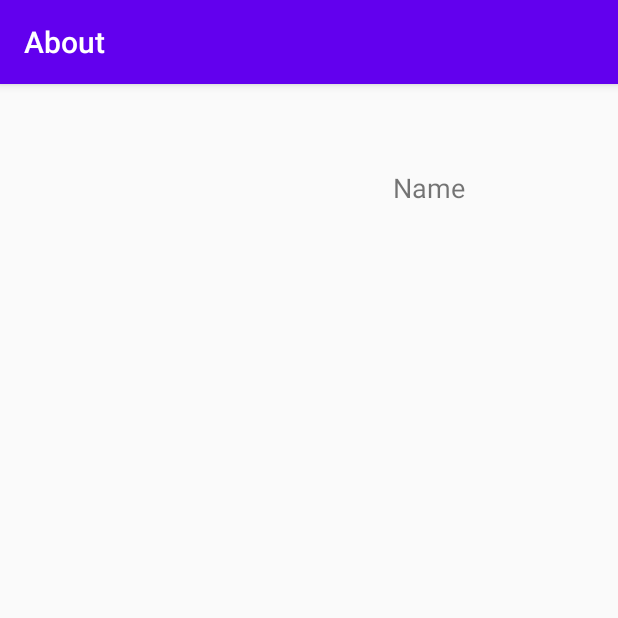
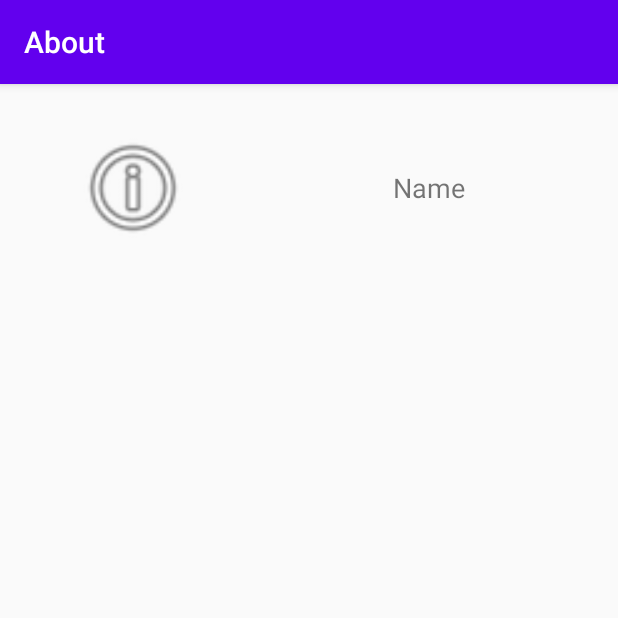
Before and after one commit to timot3/Cluster, an Android app: the SettingsAbout screen opened directly, with no data from a screen before it, on a phone screen of 412 x 824 dp, the top half of it. Run offline under Robolectric (Android 15) with nearby library versions, the light colour scheme and no system bars; our stand-ins replace Firebase (no records; nobody signed in at launch, a user with empty details on screens opened directly).

Commit message:
Fixed issue with imageView object in activity_settings_about.xml

```diff
--- a/app/src/main/res/layout/activity_settings_about.xml
+++ b/app/src/main/res/layout/activity_settings_about.xml
@@ -16,7 +16,7 @@
         app:layout_constraintStart_toStartOf="parent"
         app:layout_constraintTop_toTopOf="parent"
         app:layout_constraintVertical_bias="0.043"
-        tools:srcCompat="@tools:sample/avatars" />
+        app:srcCompat="@android:drawable/ic_menu_info_details" />
 
     <TextView
         android:id="@+id/nameField"
```
